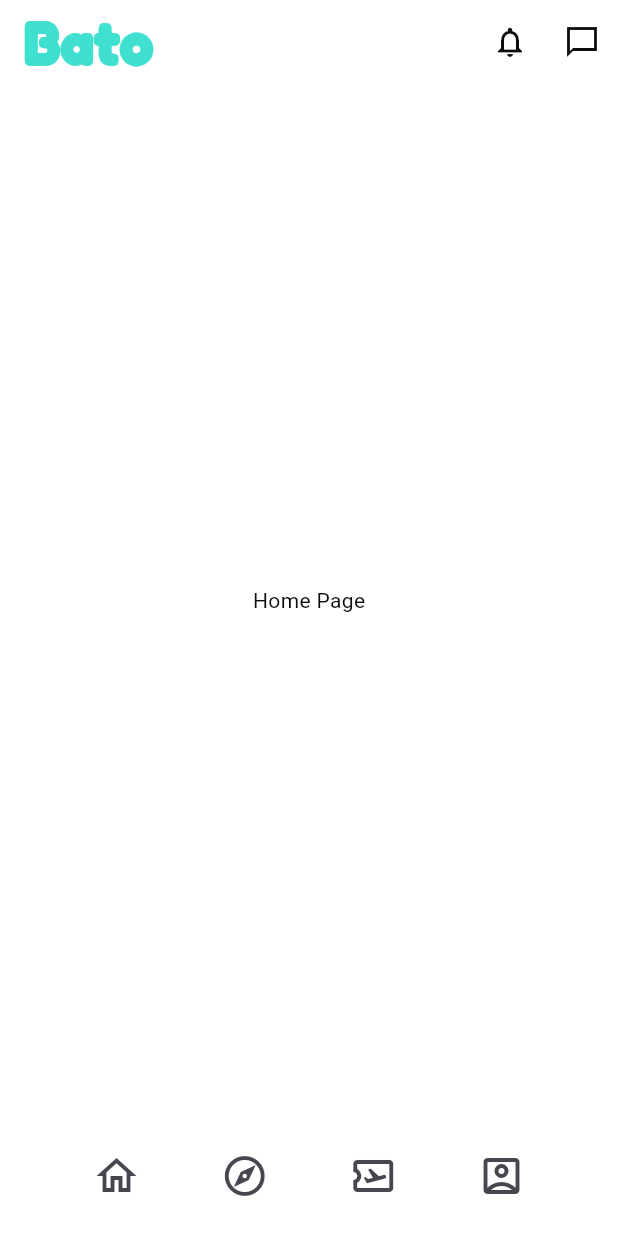
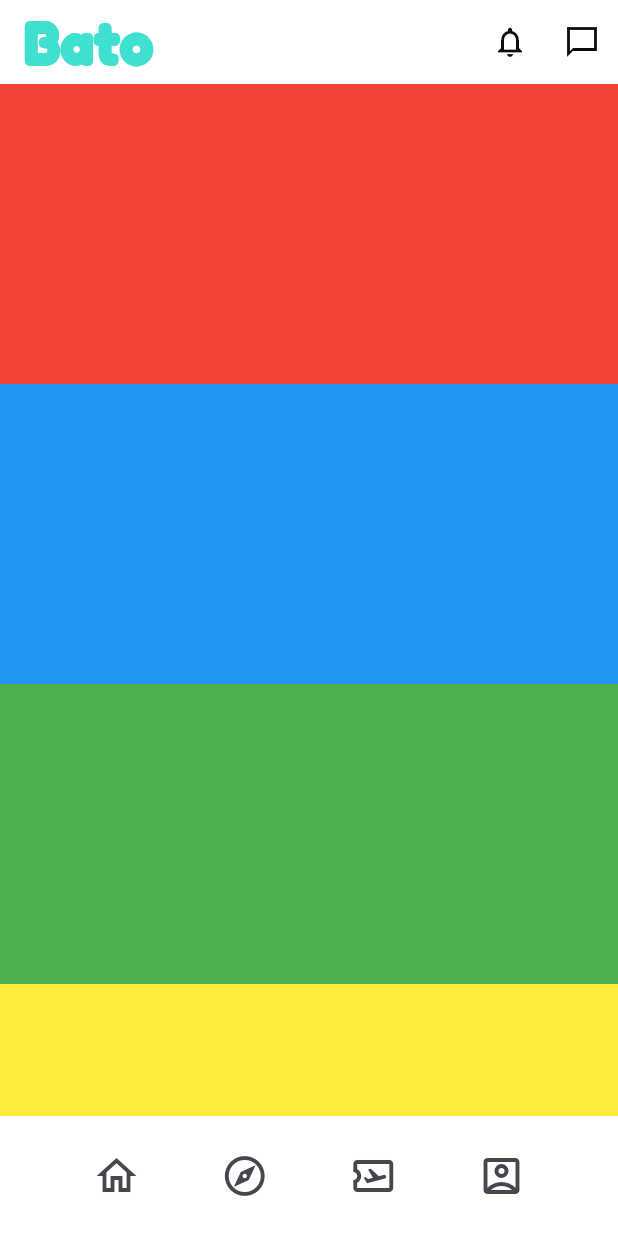
Before and after one commit to Bato-Travel-Companion-Social-Community/Bato-App, a Flutter app: the screen it shows after launch, on a phone screen of 412 x 824 dp. Run offline on Flutter 3.47's test engine with Material 3 defaults, Android fonts, the phone set to English and light mode, and no system bars; our stand-ins replace google_fonts.

Commit message:
Replace HomePage body with a ListView containing colored containers for improved layout

```diff
--- a/lib/views/pages/home.dart
+++ b/lib/views/pages/home.dart
@@ -33,8 +33,25 @@ class HomePage extends StatelessWidget {
           // Add more IconButton actions as needed
         ],
       ),
-      body: Center(
-        child: Text('Home Page'),
+      body: ListView(
+        children: [
+          Container(
+            height: 200, // Add a height to the container
+            color: Colors.red,
+          ),
+          Container(
+            height: 200, // Add a height to the container
+            color: Colors.blue,
+          ),
+          Container(
+            height: 200, // Add a height to the container
+            color: Colors.green,
+          ),
+          Container(
+            height: 200, // Add a height to the container
+            color: Colors.yellow,
+          ),
+        ],
       ),
       bottomNavigationBar: CustomBottomBar(),
     );
```
